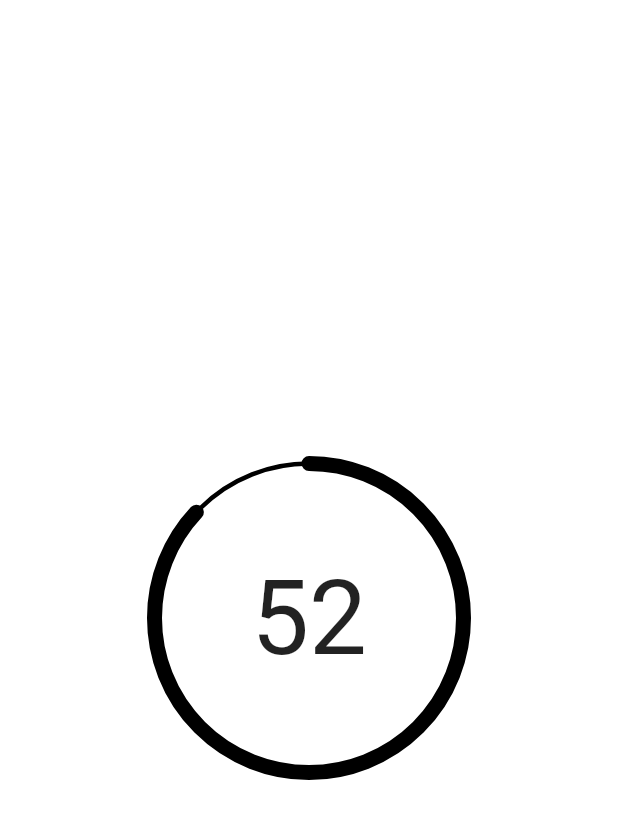
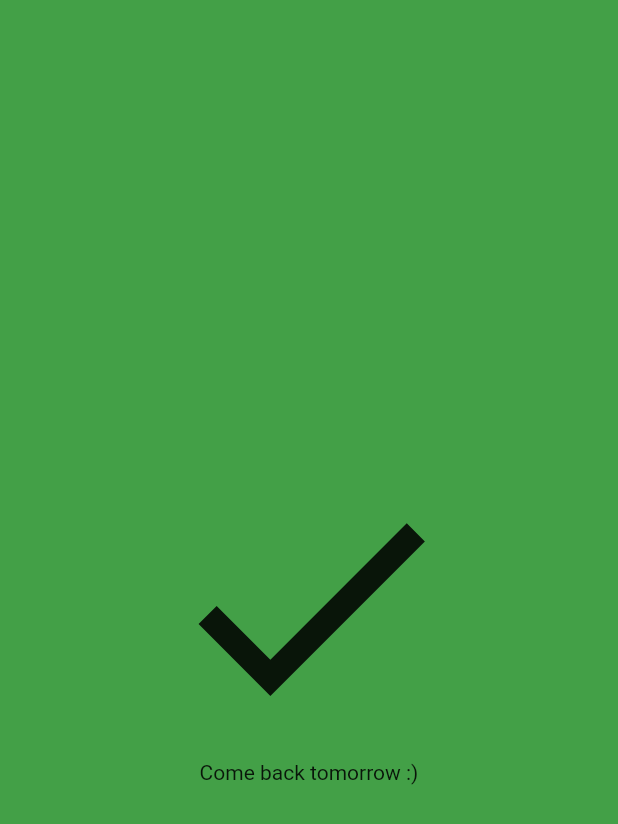
Before and after one commit to HenryQuan/HabitApp, a Flutter app: the screen it shows after launch, on a phone screen of 412 x 824 dp. Shown: the top 824 px of the screen. Run offline on Flutter 3.47's test engine with Material 2 defaults, Android fonts, the phone set to English and light mode, and no system bars; our stand-ins replace wakelock.

Commit message:
Show completed screen when the timer ends

```diff
--- a/habit/lib/src/core/Utils.dart
+++ b/habit/lib/src/core/Utils.dart
@@ -12,4 +12,10 @@ class Utils {
   static bool isDarkTheme(BuildContext context) {
     return Utils.getSystemBrightness(context) == Brightness.dark;
   }
+
+  /// Always return the short side
+  static double getBestWidth(BuildContext context) {
+    final size = MediaQuery.of(context).size;
+    return size.height < size.width ? size.height : size.width;
+  }
 }
--- a/habit/lib/src/ui/pages/HomePage.dart
+++ b/habit/lib/src/ui/pages/HomePage.dart
@@ -30,7 +30,6 @@ class HomePage extends StatelessWidget {
         // Android only, navigation bar
         systemNavigationBarColor: adaptiveBarColour,
         systemNavigationBarIconBrightness: adaptiveBrightness,
-        systemNavigationBarDividerColor: isDarkMode ? Colors.white : Colors.black,
       ),
     );
   }
--- /dev/null
+++ b/habit/lib/src/ui/widgets/Completed.dart
@@ -0,0 +1,49 @@
+import 'package:Habit/src/core/Utils.dart';
+import 'package:flutter/material.dart';
+import 'package:flutter/services.dart';
+
+/// Completed class
+class Completed extends StatefulWidget {
+  Completed({Key key}) : super(key: key);
+
+  @override
+  _CompletedState createState() => _CompletedState();
+}
+
+
+class _CompletedState extends State<Completed> {
+  @override
+  Widget build(BuildContext context) {
+    final deviceSize = MediaQuery.of(context).size;
+    final deviceWidth = Utils.getBestWidth(context);
+
+    return AnnotatedRegion<SystemUiOverlayStyle>(
+      child: AnimatedContainer(
+        height: deviceSize.height,
+        width: deviceSize.width,
+        duration: Duration(milliseconds: 300),
+        decoration: BoxDecoration(
+          color: Colors.green[600],
+          borderRadius: BorderRadius.circular(0),
+        ),
+        curve: Curves.easeIn,
+        child: Column(
+          mainAxisAlignment: MainAxisAlignment.center,
+          children: <Widget>[
+            Icon(Icons.check, size: deviceWidth / 2),
+            Text('Come back tomorrow :)'),
+          ],
+        ),
+      ),
+      value: SystemUiOverlayStyle(
+        // Match current screen colour
+        statusBarBrightness: Brightness.light,
+        // Android
+        statusBarColor: Colors.green[900],
+        statusBarIconBrightness: Brightness.light,
+        systemNavigationBarColor: Colors.green[600],
+        systemNavigationBarIconBrightness: Brightness.light,
+      ),
+    );
+  }
+}
--- a/habit/lib/src/ui/widgets/TimerRing.dart
+++ b/habit/lib/src/ui/widgets/TimerRing.dart
@@ -1,3 +1,5 @@
+import 'package:Habit/src/core/Utils.dart';
+import 'package:Habit/src/ui/widgets/Completed.dart';
 import 'package:Habit/src/core/Utils.dart';
 import 'package:flutter/material.dart';
 import 'package:flutter/services.dart';
@@ -25,7 +27,11 @@ class _TimerRingState extends State<TimerRing> with SingleTickerProviderStateMix
 
     // Keep screen awake
     Wakelock.enable();
+    this._setupTimerAnimation();
+  }
 
+  /// Setup animation for the one minue timer
+  void _setupTimerAnimation() {
     // Setup controller for an ultra smooth one minute animation
     controller = AnimationController(duration: Duration(seconds: 60), vsync: this);
     smoothPercentage = Tween(begin: 60.0, end: 0.0).animate(controller)
@@ -39,34 +45,18 @@ class _TimerRingState extends State<TimerRing> with SingleTickerProviderStateMix
       if (status == AnimationStatus.completed) {
         // Vibrate device
         HapticFeedback.vibrate();
-        controller.reset();
-      } else if (status == AnimationStatus.dismissed) {
-        controller.forward();
+        print(this.time);
       }
     });
 
     // Start animation
     controller.forward();
-
-    // Old method
-    // Update timer every second
-    // Timer.periodic(Duration(seconds: 1), (timer) {
-    //   setState(() {
-    //     time = time == 0 ? 60 : time - 1;
-    //   });
-    // });
-  }
-
-  /// Always return the short side
-  double _getBestWidth() {
-    final size = MediaQuery.of(context).size;
-    return size.height < size.width ? size.height : size.width;
   }
 
   @override
   Widget build(BuildContext context) {
     // Get the width of the device
-    final deviceWidth = this._getBestWidth();
+    final deviceWidth = Utils.getBestWidth(context);
 
     return Stack(
       children: <Widget>[
@@ -84,7 +74,12 @@ class _TimerRingState extends State<TimerRing> with SingleTickerProviderStateMix
             time.toStringAsFixed(0),
             style: TextStyle(fontSize: deviceWidth / 6),
           ),
-        )
+        ),
+        Align(
+          // This does cover up the top two
+          alignment: Alignment.center,
+          child: Completed(),
+        ),
       ],
     );
   }
@@ -101,10 +96,10 @@ class _TimerRingState extends State<TimerRing> with SingleTickerProviderStateMix
 class TimerPainter extends CustomPainter {
   double _percentage;
   BuildContext _context;
-  /**
-   * Ask for how many percent is done
-   * - percentage must be between `0 and 1`
-   */
+  ///
+  /// Ask for how many percent is done
+  /// - percentage must be between `0 and 1`
+  ///
   TimerPainter({context: BuildContext, percentage: double}) {
     this._percentage = percentage;
     this._context = context;
```
